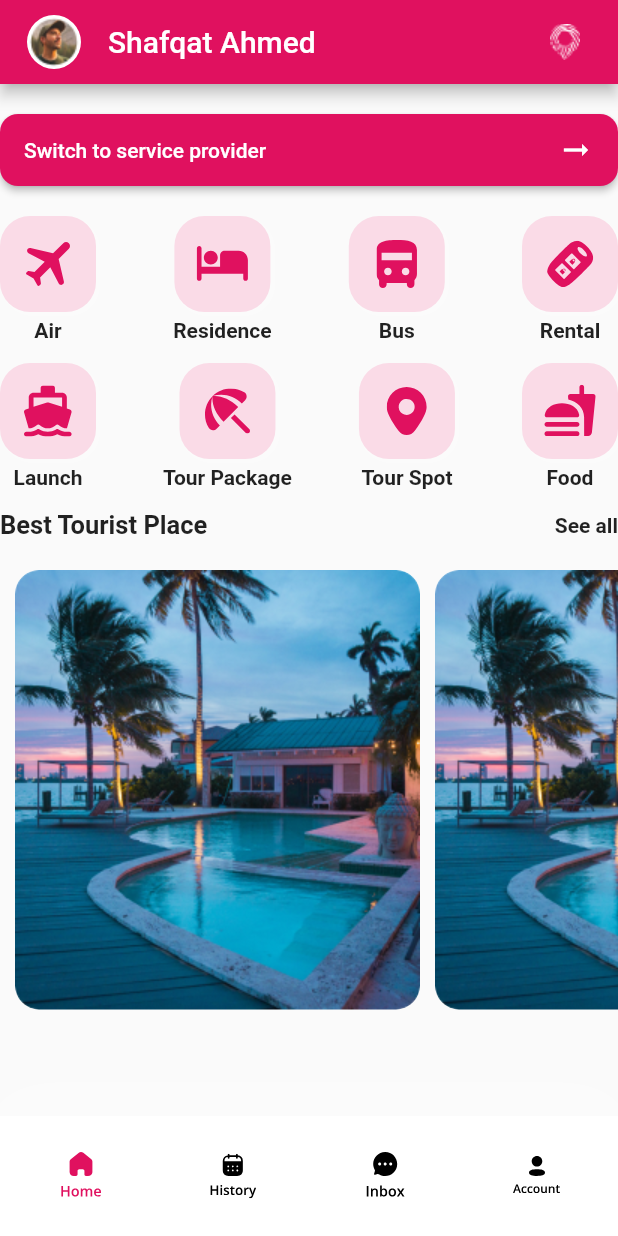
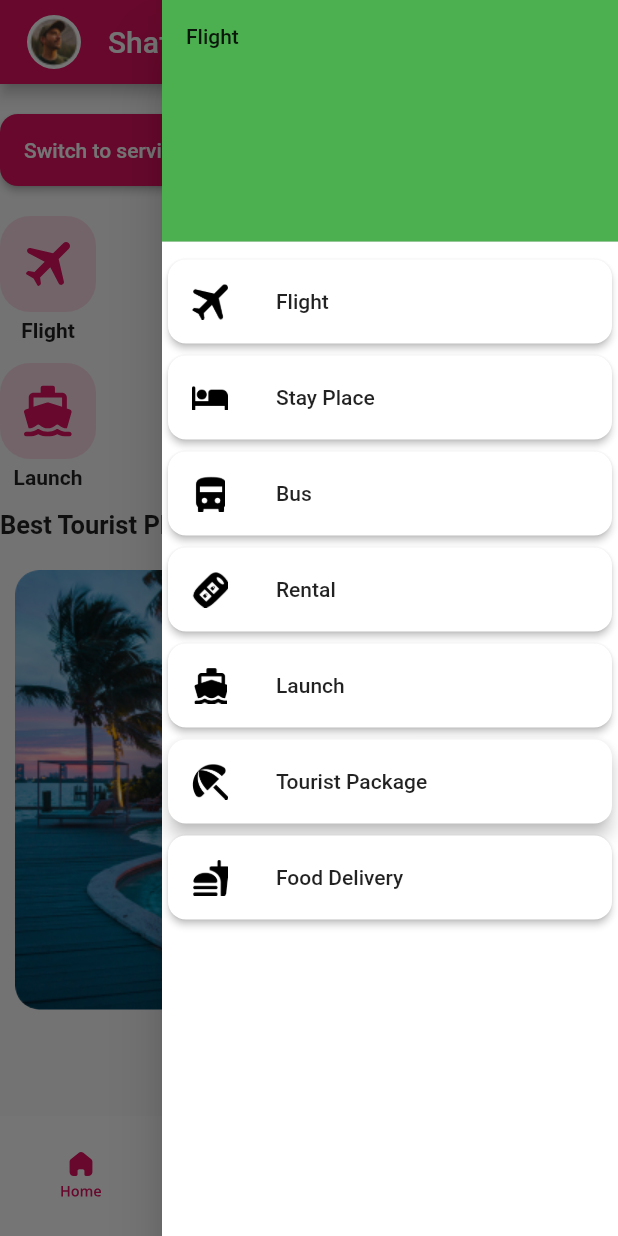
Before and after one commit to shihabcse1/Flutter-Onboard-Screen, a Flutter app: the HomePage screen opened directly, with the side drawer open (before the commit the screen has no drawer), on a phone screen of 412 x 824 dp. Run offline on Flutter 3.47's test engine with Material 2 defaults, Android fonts, the phone set to English and light mode, and no system bars; our stand-ins replace flutter_svg, toggle_switch.

Commit message:
sidebar Icon and title added

```diff
--- a/lib/Pages/HomePage/home_icon_model.dart
+++ b/lib/Pages/HomePage/home_icon_model.dart
@@ -7,7 +7,7 @@ class IconContent {
 
 List<IconContent> contentsHomepage = [
   IconContent(
-    title: "Air",
+    title: "Flight",
     image: "images/flight_icon.svg",
   ),
   IconContent(
--- a/lib/Pages/HomePage/home_page.dart
+++ b/lib/Pages/HomePage/home_page.dart
@@ -32,14 +32,118 @@ class _HomePageState extends State<HomePage> {
         title: Container(   // <--- Change here
             child: Text("Shafqat Ahmed"),
         ),
-        actions: [
-          Padding(
-            padding: const EdgeInsets.only(right: 12),
-            child: Image.asset("images/logo_only.png",),
-          ),
-        ],
         backgroundColor: Color(0xffE0115F),
       ),
+      endDrawer: Drawer(
+        backgroundColor: Colors.white,
+        // Add a ListView to the drawer. This ensures the user can scroll
+        // through the options in the drawer if there isn't enough vertical
+        // space to fit everything.
+        child: ListView(
+          padding: EdgeInsets.zero,
+          children: const <Widget>[
+            DrawerHeader(
+              decoration: BoxDecoration(
+                color: Colors.green,
+              ),
+                child: Text("Flight"),
+            ),
+            Card(
+              child: ListTile(
+                leading: ImageIcon(
+                  AssetImage("images/flight_sidebar.png"),
+                  color: Colors.black,
+                ),
+                title: Text('Flight'),
+              ),
+              elevation: 2,
+              shape: RoundedRectangleBorder(
+                borderRadius: BorderRadius.all(Radius.circular(12)),
+              ),
+            ),
+            Card(
+              child: ListTile(
+                leading: ImageIcon(
+                  AssetImage("images/stay_place_sidebar_icon.png"),
+                  color: Colors.black,
+                ),
+                title: Text('Stay Place'),
+              ),
+              elevation: 2,
+              shape: RoundedRectangleBorder(
+                borderRadius: BorderRadius.all(Radius.circular(12)),
+              ),
+            ),
+            Card(
+              child: ListTile(
+                leading: ImageIcon(
+                  AssetImage("images/bus_sidebar_icon.png"),
+                  color: Colors.black,
+                ),
+                title: Text('Bus'),
+              ),
+              elevation: 2,
+              shape: RoundedRectangleBorder(
+                borderRadius: BorderRadius.all(Radius.circular(12)),
+              ),
+            ),
+            Card(
+              child: ListTile(
+                leading: ImageIcon(
+                  AssetImage("images/rental_sidebar_icon.png"),
+                  color: Colors.black,
+                ),
+                title: Text('Rental'),
+              ),
+              elevation: 2,
+              shape: RoundedRectangleBorder(
+                borderRadius: BorderRadius.all(Radius.circular(12)),
+              ),
+            ),
+            Card(
+              child: ListTile(
+                leading: ImageIcon(
+                  AssetImage("images/launch_sidebar_icon.png"),
+                  color: Colors.black,
+                ),
+                title: Text('Launch'),
+              ),
+              elevation: 2,
+              shape: RoundedRectangleBorder(
+                borderRadius: BorderRadius.all(Radius.circular(12)),
+              ),
+            ),
+            Card(
+              child: ListTile(
+                leading: ImageIcon(
+                  AssetImage("images/tourist_package_sidebar_icon.png"),
+                  color: Colors.black,
+                ),
+                title: Text('Tourist Package'),
+              ),
+              elevation: 5,
+              shape: RoundedRectangleBorder(
+                borderRadius: BorderRadius.all(Radius.circular(12)),
+              ),
+            ),
+            Card(
+              child: ListTile(
+                leading: ImageIcon(
+                  AssetImage("images/food_delivery_icon.png"),
+                  color: Colors.black,
+                ),
+                title: Text('Food Delivery'),
+              ),
+              elevation: 2,
+              shape: RoundedRectangleBorder(
+                borderRadius: BorderRadius.all(Radius.circular(12)),
+              ),
+            ),
+
+          ],
+        )
+      ),
+
       body: SingleChildScrollView(
         child: Column(
           children: [
--- /dev/null
+++ b/lib/Pages/HomePage/sidebar_model.dart
@@ -0,0 +1,37 @@
+class ContentSidebar {
+  String? title;
+  String? image;
+
+  ContentSidebar({this.title, this.image});
+}
+
+List<ContentSidebar> contentsHomepage = [
+  ContentSidebar(
+    title: "Flight",
+    image: "images/flight_sidebar.png",
+  ),
+  ContentSidebar(
+    title: "Stay Place",
+    image: "images/stay_place_sidebar_icon.png",
+  ),
+  ContentSidebar(
+    title: "Bus",
+    image: "images/bus_sidebar_icon.png",
+  ),
+  ContentSidebar(
+    title: "Rental",
+    image: "images/rental_sidebar_icon.png",
+  ),
+  ContentSidebar(
+    title: "Launch",
+    image: "images/launch_sidebar_icon.png",
+  ),
+  ContentSidebar(
+    title: "Tourist Package",
+    image: "images/tourist_package_sidebar_icon.png",
+  ),
+  ContentSidebar(
+    title: "Food Delivery",
+    image: "images/food_delivery_icon.png",
+  ),
+];
```
Also changed, not shown: images/bus_sidebar_icon.png (added), images/flight_sidebar.png (added), images/food_delivery_icon.png (added), images/launch_sidebar_icon.png (added), images/rental_sidebar_icon.png (added), images/stay_place_sidebar_icon.png (added), images/tourist_package_sidebar_icon.png (added).
